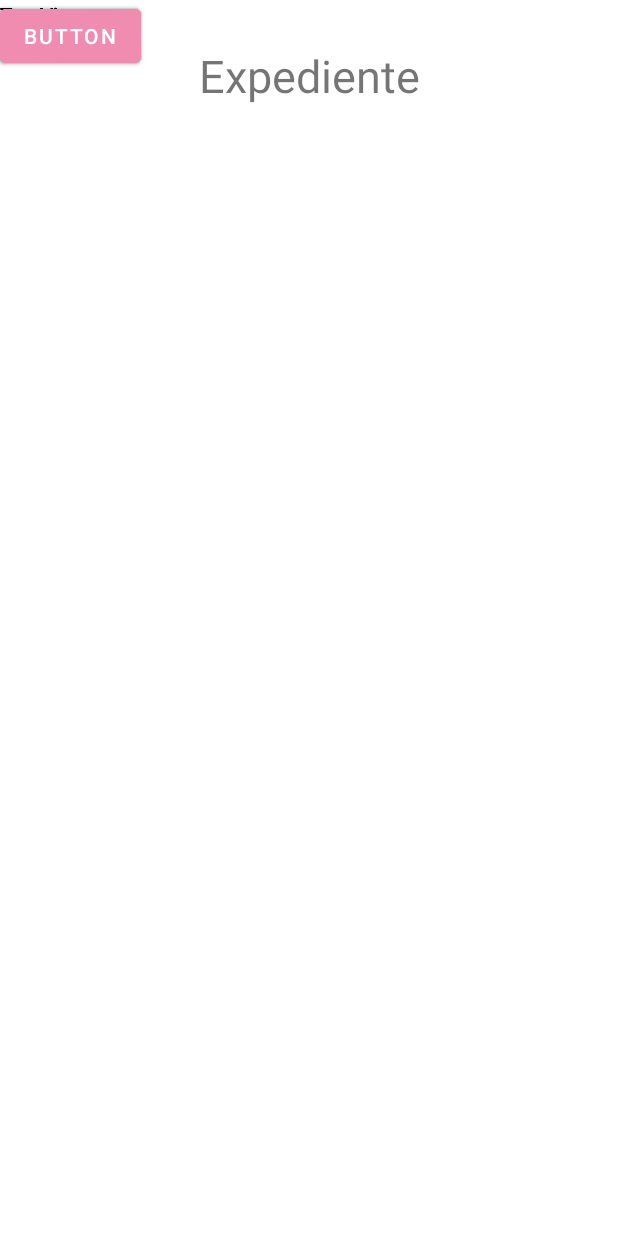
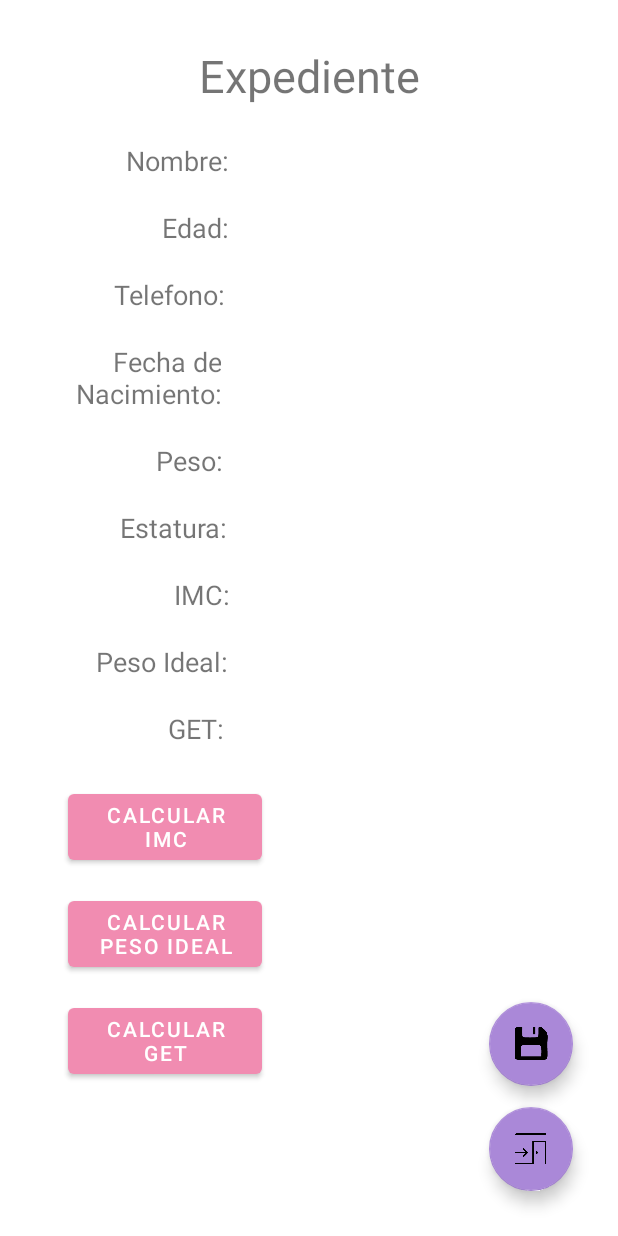
Before and after one commit to OsmarCastor/NutriApp, an Android app: the formularioPacientes screen opened directly, with no data from a screen before it, on a phone screen of 412 x 824 dp. Run offline under Robolectric (Android 15) with nearby library versions, the phone set to English and light mode, and no system bars.

Commit message:
Hago commit

```diff
--- a/app/src/main/java/castor/no/c/programar/nutriapp/baseDatitos.kt
+++ b/app/src/main/java/castor/no/c/programar/nutriapp/Adaptador.kt
@@ -7,7 +7,7 @@ import android.view.ViewGroup
 import android.widget.TextView
 import androidx.recyclerview.widget.RecyclerView
 
-class baseDatitos(context: Context, private var datos:List<paciente>): RecyclerView.Adapter<baseDatitos.ViewHolderPaciente>() {
+class Adaptador(context: Context, private var datos:List<paciente>): RecyclerView.Adapter<Adaptador.ViewHolderPaciente>() {
     class ViewHolderPaciente(item: View):RecyclerView.ViewHolder(item){
         var txtNombre: TextView = item.findViewById(R.id.txtNom)
         var txtEdad: TextView = item.findViewById(R.id.txtAge)
--- a/app/src/main/java/castor/no/c/programar/nutriapp/mostrarPaciente.kt
+++ b/app/src/main/java/castor/no/c/programar/nutriapp/mostrarPaciente.kt
@@ -30,7 +30,7 @@ class mostrarPaciente : AppCompatActivity() {
         actualizarRecycler()
     }
     fun actualizarRecycler(){
-        val adaptador = baseDatitos(this, pacientes)
+        val adaptador = Adaptador(this, pacientes)
         recycler.adapter = adaptador
     }
 }
--- a/app/src/main/res/layout/activity_formulario_pacientes.xml
+++ b/app/src/main/res/layout/activity_formulario_pacientes.xml
@@ -4,7 +4,7 @@
     xmlns:tools="http://schemas.android.com/tools"
     android:layout_width="match_parent"
     android:layout_height="match_parent"
-    tools:context=".formularioPaciente">
+    tools:context=".formularioPacientes">
 
     <TextView
         android:id="@+id/textView4"
@@ -18,99 +18,187 @@
         app:layout_constraintTop_toTopOf="parent" />
 
     <Button
-        android:id="@+id/button"
+        android:id="@+id/btnIMC"
+        android:layout_width="129dp"
+        android:layout_height="56dp"
+        android:layout_marginStart="45dp"
+        android:layout_marginTop="25dp"
+        android:text="@string/boton_imc"
+        app:layout_constraintStart_toStartOf="parent"
+        app:layout_constraintTop_toBottomOf="@+id/textView13" />
+
+    <Button
+        android:id="@+id/btnGET"
+        android:layout_width="129dp"
+        android:layout_height="56dp"
+        android:layout_marginStart="45dp"
+        android:layout_marginTop="15dp"
+        android:text="@string/boton_get"
+        app:layout_constraintStart_toStartOf="parent"
+        app:layout_constraintTop_toBottomOf="@+id/btnPesoIdeal" />
+
+    <Button
+        android:id="@+id/btnPesoIdeal"
+        android:layout_width="129dp"
+        android:layout_height="56dp"
+        android:layout_marginStart="45dp"
+        android:layout_marginTop="15dp"
+        android:text="@string/boton_peso"
+        app:layout_constraintStart_toStartOf="parent"
+        app:layout_constraintTop_toBottomOf="@+id/btnIMC" />
+
+    <TextView
+        android:id="@+id/textView9"
+        android:layout_width="103dp"
+        android:layout_height="46dp"
+        android:layout_marginStart="44dp"
+        android:layout_marginTop="20dp"
+        android:text="Fecha de Nacimiento:"
+        android:textAlignment="viewEnd"
+        android:textSize="18sp"
+        app:layout_constraintStart_toStartOf="parent"
+        app:layout_constraintTop_toBottomOf="@+id/textView8" />
+
+    <TextView
+        android:id="@+id/textView8"
         android:layout_width="wrap_content"
         android:layout_height="wrap_content"
-        android:text="Button"
-        tools:layout_editor_absoluteX="63dp"
-        tools:layout_editor_absoluteY="498dp" />
-
-    <Button
-        android:id="@+id/button2"
-        android:layout_width="wrap_content"
-        android:layout_height="wrap_content"
-        android:text="Button"
-        tools:layout_editor_absoluteX="229dp"
-        tools:layout_editor_absoluteY="499dp" />
-
-    <Button
-        android:id="@+id/button3"
-        android:layout_width="wrap_content"
-        android:layout_height="wrap_content"
-        android:text="Button"
-        tools:layout_editor_absoluteX="165dp"
-        tools:layout_editor_absoluteY="590dp" />
+        android:layout_marginStart="76dp"
+        android:layout_marginTop="20dp"
+        android:text="Telefono:"
+        android:textSize="18sp"
+        app:layout_constraintStart_toStartOf="parent"
+        app:layout_constraintTop_toBottomOf="@+id/textView7" />
 
     <TextView
         android:id="@+id/textView6"
         android:layout_width="wrap_content"
         android:layout_height="wrap_content"
-        android:text="TextView"
-        tools:layout_editor_absoluteX="53dp"
-        tools:layout_editor_absoluteY="129dp" />
+        android:layout_marginStart="84dp"
+        android:layout_marginTop="24dp"
+        android:text="Nombre:"
+        android:textSize="18sp"
+        app:layout_constraintStart_toStartOf="parent"
+        app:layout_constraintTop_toBottomOf="@+id/textView4" />
 
     <TextView
         android:id="@+id/textView7"
         android:layout_width="wrap_content"
         android:layout_height="wrap_content"
-        android:text="TextView"
-        tools:layout_editor_absoluteX="53dp"
-        tools:layout_editor_absoluteY="177dp" />
-
-    <TextView
-        android:id="@+id/textView8"
-        android:layout_width="wrap_content"
-        android:layout_height="wrap_content"
-        android:text="TextView"
-        tools:layout_editor_absoluteX="53dp"
-        tools:layout_editor_absoluteY="234dp" />
-
-    <TextView
-        android:id="@+id/textView9"
-        android:layout_width="wrap_content"
-        android:layout_height="wrap_content"
-        android:text="TextView"
-        tools:layout_editor_absoluteX="53dp"
-        tools:layout_editor_absoluteY="278dp" />
+        android:layout_marginStart="108dp"
+        android:layout_marginTop="20dp"
+        android:text="Edad:"
+        android:textSize="18sp"
+        app:layout_constraintStart_toStartOf="parent"
+        app:layout_constraintTop_toBottomOf="@+id/textView6" />
 
     <TextView
         android:id="@+id/textView10"
         android:layout_width="wrap_content"
         android:layout_height="wrap_content"
-        android:text="TextView"
-        tools:layout_editor_absoluteX="193dp"
-        tools:layout_editor_absoluteY="131dp" />
+        android:layout_marginStart="80dp"
+        android:layout_marginTop="20dp"
+        android:text="Estatura:"
+        android:textSize="18sp"
+        app:layout_constraintStart_toStartOf="parent"
+        app:layout_constraintTop_toBottomOf="@+id/textView3" />
+
+    <TextView
+        android:id="@+id/textView12"
+        android:layout_width="wrap_content"
+        android:layout_height="wrap_content"
+        android:layout_marginStart="64dp"
+        android:layout_marginTop="20dp"
+        android:text="Peso Ideal:"
+        android:textSize="18sp"
+        app:layout_constraintStart_toStartOf="parent"
+        app:layout_constraintTop_toBottomOf="@+id/textView11" />
 
     <TextView
         android:id="@+id/textView11"
         android:layout_width="wrap_content"
         android:layout_height="wrap_content"
-        android:text="TextView"
-        tools:layout_editor_absoluteX="197dp"
-        tools:layout_editor_absoluteY="177dp" />
-
-    <TextView
-        android:id="@+id/textView12"
-        android:layout_width="wrap_content"
-        android:layout_height="wrap_content"
-        android:text="TextView"
-        tools:layout_editor_absoluteX="202dp"
-        tools:layout_editor_absoluteY="224dp" />
+        android:layout_marginStart="116dp"
+        android:layout_marginTop="20dp"
+        android:text="IMC:"
+        android:textSize="18sp"
+        app:layout_constraintStart_toStartOf="parent"
+        app:layout_constraintTop_toBottomOf="@+id/textView10" />
 
     <TextView
         android:id="@+id/textView13"
         android:layout_width="wrap_content"
         android:layout_height="wrap_content"
-        android:text="TextView"
-        tools:layout_editor_absoluteX="202dp"
-        tools:layout_editor_absoluteY="268dp" />
+        android:layout_marginStart="112dp"
+        android:layout_marginTop="20dp"
+        android:text="GET:"
+        android:textSize="18sp"
+        app:layout_constraintStart_toStartOf="parent"
+        app:layout_constraintTop_toBottomOf="@+id/textView12" />
 
     <TextView
-        android:id="@+id/textView14"
+        android:id="@+id/txtGET"
         android:layout_width="wrap_content"
         android:layout_height="wrap_content"
-        android:text="TextView"
-        tools:layout_editor_absoluteX="208dp"
-        tools:layout_editor_absoluteY="315dp" />
+        android:layout_marginTop="20dp"
+        android:layout_marginEnd="244dp"
+        android:textSize="18sp"
+        app:layout_constraintEnd_toEndOf="parent"
+        app:layout_constraintTop_toBottomOf="@+id/textView12" />
+
+    <TextView
+        android:id="@+id/txtIMC"
+        android:layout_width="wrap_content"
+        android:layout_height="wrap_content"
+        android:layout_marginTop="20dp"
+        android:layout_marginEnd="244dp"
+        android:textSize="18sp"
+        app:layout_constraintEnd_toEndOf="parent"
+        app:layout_constraintTop_toBottomOf="@+id/textView10" />
+
+    <TextView
+        android:id="@+id/txtPesoIdeal"
+        android:layout_width="wrap_content"
+        android:layout_height="wrap_content"
+        android:layout_marginTop="20dp"
+        android:layout_marginEnd="244dp"
+        android:textSize="18sp"
+        app:layout_constraintEnd_toEndOf="parent"
+        app:layout_constraintTop_toBottomOf="@+id/textView11" />
+
+    <TextView
+        android:id="@+id/textView3"
+        android:layout_width="wrap_content"
+        android:layout_height="wrap_content"
+        android:layout_marginStart="104dp"
+        android:layout_marginTop="20dp"
+        android:text="Peso:"
+        android:textSize="18sp"
+        app:layout_constraintStart_toStartOf="parent"
+        app:layout_constraintTop_toBottomOf="@+id/textView9" />
+
+    <com.google.android.material.floatingactionbutton.FloatingActionButton
+        android:id="@+id/floatingActionButton"
+        android:layout_width="wrap_content"
+        android:layout_height="wrap_content"
+        android:layout_marginEnd="30dp"
+        android:layout_marginBottom="30dp"
+        android:clickable="true"
+        android:src="@drawable/salir"
+        app:layout_constraintBottom_toBottomOf="parent"
+        app:layout_constraintEnd_toEndOf="parent"
+        tools:ignore="SpeakableTextPresentCheck" />
+
+    <com.google.android.material.floatingactionbutton.FloatingActionButton
+        android:id="@+id/floatingActionButton2"
+        android:layout_width="wrap_content"
+        android:layout_height="wrap_content"
+        android:layout_marginEnd="30dp"
+        android:layout_marginBottom="100dp"
+        android:clickable="true"
+        android:src="@drawable/save_02"
+        app:layout_constraintBottom_toBottomOf="parent"
+        app:layout_constraintEnd_toEndOf="parent"
+        tools:ignore="SpeakableTextPresentCheck" />
 
 </androidx.constraintlayout.widget.ConstraintLayout>
--- a/app/src/main/res/layout/activity_mostrar_paciente.xml
+++ b/app/src/main/res/layout/activity_mostrar_paciente.xml
@@ -46,16 +46,4 @@
         app:srcCompat="@android:drawable/ic_input_add"
         tools:ignore="SpeakableTextPresentCheck" />
 
-    <com.google.android.material.floatingactionbutton.FloatingActionButton
-        android:id="@+id/btnForm"
-        android:layout_width="wrap_content"
-        android:layout_height="wrap_content"
-        android:layout_marginEnd="30dp"
-        android:layout_marginBottom="10dp"
-        android:clickable="true"
-        android:onClick="abrirForm"
-        app:layout_constraintBottom_toTopOf="@+id/btnAbrirAgregar"
-        app:layout_constraintEnd_toEndOf="parent"
-        app:srcCompat="@drawable/google_forms_64px"
-        tools:ignore="SpeakableTextPresentCheck" />
 </androidx.constraintlayout.widget.ConstraintLayout>
--- a/app/src/main/res/values/strings.xml
+++ b/app/src/main/res/values/strings.xml
@@ -16,4 +16,7 @@
     <string name="guardar">Guardar</string>
     <string name="nombrePaciente">Expediente</string>
     <string name="agregar">Agregar</string>
+    <string name="boton_imc">Calcular IMC</string>
+    <string name="boton_peso">Calcular Peso Ideal</string>
+    <string name="boton_get">Calcular GET</string>
 </resources>
```
Also changed, not shown: app/build.gradle (+6 -3 lines), app/src/main/res/drawable/salir.png (added), app/src/main/res/drawable/save_02.png (added).
